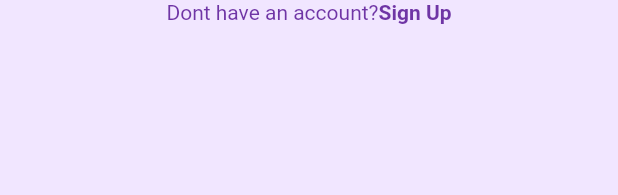
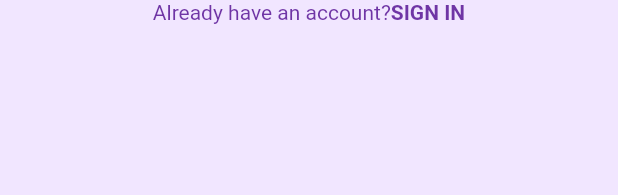
Before and after one commit to AyobamiAdebesin/BlackathonSwagShop, a Flutter app: the AlreadyHaveAnAccountChecked widget shown alone on an empty page, opened directly, on a phone screen of 412 x 824 dp. Shown: the top 195 px of the screen. Run offline on Flutter 3.47's test engine with Material 2 defaults, Android fonts, the phone set to English and light mode, and no system bars; our stand-ins replace flutter_svg.

Commit message:
Modified Already checked button

```diff
--- a/lib/Signup/components/body.dart
+++ b/lib/Signup/components/body.dart
@@ -43,6 +43,8 @@ class Body extends StatelessWidget {
             height: size.height * 0.03,
           ),
           AlreadyHaveAnAccountChecked(
+            questionText: 'Already have an account?',
+            answerText: 'SIGN IN',
             login: false,
             press: () {
               Navigator.of(context).pushReplacementNamed(LoginScreen.routeName);
--- a/lib/screens/Login/components/already_have_an_account_check.dart
+++ b/lib/screens/Login/components/already_have_an_account_check.dart
@@ -7,9 +7,12 @@ class AlreadyHaveAnAccountChecked extends StatelessWidget {
     Key? key,
     required this.login,
     required this.press,
+    required this.questionText,
+    required this.answerText,
   }) : super(key: key);
   final bool login;
   final press;
+  final String questionText, answerText;
 
   @override
   Widget build(BuildContext context) {
@@ -17,13 +20,13 @@ class AlreadyHaveAnAccountChecked extends StatelessWidget {
       mainAxisAlignment: MainAxisAlignment.center,
       children: [
         Text(
-          'Dont have an account?',
+          questionText,
           style: TextStyle(color: kPrimaryColor),
         ),
         GestureDetector(
           onTap: press,
           child: Text(
-            'Sign Up',
+            answerText,
             style: TextStyle(color: kPrimaryColor, fontWeight: FontWeight.bold),
           ),
         ),
--- a/lib/screens/Login/components/body.dart
+++ b/lib/screens/Login/components/body.dart
@@ -40,6 +40,8 @@ class Body extends StatelessWidget {
               height: size.height * 0.03,
             ),
             AlreadyHaveAnAccountChecked(
+              questionText: 'Dont have an account?',
+              answerText: 'SIGN UP',
               press: () {
                 Navigator.of(context).pushReplacementNamed(SignUpScreen.routeName);
               },
```
